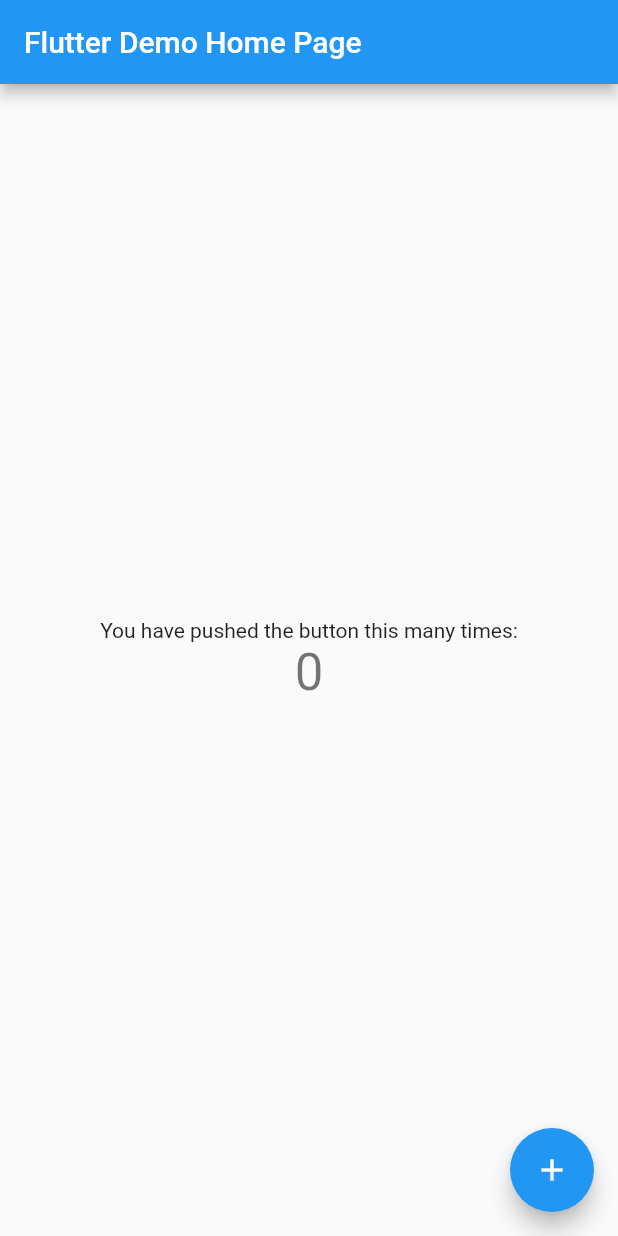
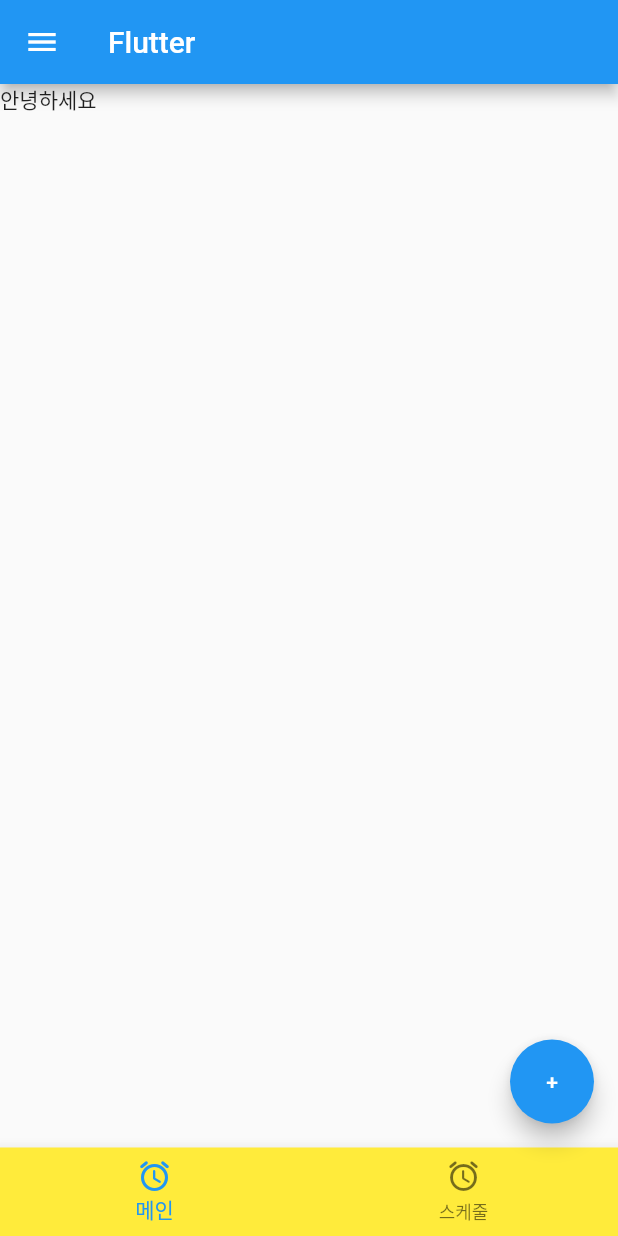
Before and after one commit to WonmoLee/flutter_study, a Flutter app: the screen it shows after launch, on a phone screen of 412 x 824 dp. Run offline on Flutter 3.47's test engine with Material 2 defaults, Android fonts, the phone set to English and light mode, and no system bars.

Commit message:
main 메서드, hot reload 이해와 Sacffold를 활용한 간단한 UI 작성

```diff
--- a/lib/main.dart
+++ b/lib/main.dart
@@ -1,117 +1,53 @@
+import 'dart:io';
+
 import 'package:flutter/material.dart';
 
 void main() {
-  runApp(MyApp());
+  runApp(StudyApp()); // 비동기로 실행(이벤트 루프에 등록된다.)
+  sleep(Duration(seconds: 3));
+  print("main 종료");
 }
 
-class MyApp extends StatelessWidget {
-  // This widget is the root of your application.
+// 저장 시 애뮬레이터에 바로 반영되는 것은 hot reload 때문이며 build 메서드 안쪽 코드에서 작용한다.
+class StudyApp extends StatelessWidget {
   @override
   Widget build(BuildContext context) {
+    // Android: MaterialApp();  [안드로이드 앱을 만들기위한 클래스]
+    // ios: CupertinoApp();     [ios 앱을 만들기위한 클래스]
     return MaterialApp(
-      title: 'Flutter Demo',
-      theme: ThemeData(
-        // This is the theme of your application.
-        //
-        // Try running your application with "flutter run". You'll see the
-        // application has a blue toolbar. Then, without quitting the app, try
-        // changing the primarySwatch below to Colors.green and then invoke
-        // "hot reload" (press "r" in the console where you ran "flutter run",
-        // or simply save your changes to "hot reload" in a Flutter IDE).
-        // Notice that the counter didn't reset back to zero; the application
-        // is not restarted.
-        primarySwatch: Colors.blue,
-        // This makes the visual density adapt to the platform that you run
-        // the app on. For desktop platforms, the controls will be smaller and
-        // closer together (more dense) than on mobile platforms.
-        visualDensity: VisualDensity.adaptivePlatformDensity,
+      home: SafeArea(
+        child: Scaffold( // 앱 기본구조를 가지고 있는 클래스
+          appBar: AppBar(
+            backgroundColor: Colors.blue,
+            title: Text("Flutter"),
+            leading: Icon(Icons.menu),
+          ),
+          body: Text("안녕하세요"),
+          floatingActionButton: FloatingActionButton(
+            child: Text("+"),
+            onPressed: () {
+              print("클릭됌");
+            },
+          ),
+          bottomNavigationBar: BottomNavigationBar(
+            items: [
+              BottomNavigationBarItem(
+                  label: "메인",
+                  icon: Icon(
+                    Icons.access_alarm_rounded,
+                  )
+              ),
+              BottomNavigationBarItem(
+                  label: "스케줄",
+                  icon: Icon(
+                    Icons.access_alarm_rounded,
+                  )
+              )
+            ],
+            backgroundColor: Colors.yellow,
+          ),
+        ),
       ),
-      home: MyHomePage(title: 'Flutter Demo Home Page'),
     );
   }
 }
-
-class MyHomePage extends StatefulWidget {
-  MyHomePage({Key key, this.title}) : super(key: key);
-
-  // This widget is the home page of your application. It is stateful, meaning
-  // that it has a State object (defined below) that contains fields that affect
-  // how it looks.
-
-  // This class is the configuration for the state. It holds the values (in this
-  // case the title) provided by the parent (in this case the App widget) and
-  // used by the build method of the State. Fields in a Widget subclass are
-  // always marked "final".
-
-  final String title;
-
-  @override
-  _MyHomePageState createState() => _MyHomePageState();
-}
-
-class _MyHomePageState extends State<MyHomePage> {
-  int _counter = 0;
-
-  void _incrementCounter() {
-    setState(() {
-      // This call to setState tells the Flutter framework that something has
-      // changed in this State, which causes it to rerun the build method below
-      // so that the display can reflect the updated values. If we changed
-      // _counter without calling setState(), then the build method would not be
-      // called again, and so nothing would appear to happen.
-      _counter++;
-    });
-  }
-
-  @override
-  Widget build(BuildContext context) {
-    // This method is rerun every time setState is called, for instance as done
-    // by the _incrementCounter method above.
-    //
-    // The Flutter framework has been optimized to make rerunning build methods
-    // fast, so that you can just rebuild anything that needs updating rather
-    // than having to individually change instances of widgets.
-    return Scaffold(
-      appBar: AppBar(
-        // Here we take the value from the MyHomePage object that was created by
-        // the App.build method, and use it to set our appbar title.
-        title: Text(widget.title),
-      ),
-      body: Center(
-        // Center is a layout widget. It takes a single child and positions it
-        // in the middle of the parent.
-        child: Column(
-          // Column is also a layout widget. It takes a list of children and
-          // arranges them vertically. By default, it sizes itself to fit its
-          // children horizontally, and tries to be as tall as its parent.
-          //
-          // Invoke "debug painting" (press "p" in the console, choose the
-          // "Toggle Debug Paint" action from the Flutter Inspector in Android
-          // Studio, or the "Toggle Debug Paint" command in Visual Studio Code)
-          // to see the wireframe for each widget.
-          //
-          // Column has various properties to control how it sizes itself and
-          // how it positions its children. Here we use mainAxisAlignment to
-          // center the children vertically; the main axis here is the vertical
-          // axis because Columns are vertical (the cross axis would be
-          // horizontal).
-          mainAxisAlignment: MainAxisAlignment.center,
-          children: <Widget>[
-            Text(
-              'You have pushed the button this many times:',
-            ),
-            Text(
-              '$_counter',
-              style: Theme.of(context).textTheme.headline4,
-            ),
-          ],
-        ),
-      ),
-      floatingActionButton: FloatingActionButton(
-        onPressed: _incrementCounter,
-        tooltip: 'Increment',
-        child: Icon(Icons.add),
-      ), // This trailing comma makes auto-formatting nicer for build methods.
-    );
-  }
-}
```
Also changed, not shown: 1 other file.
